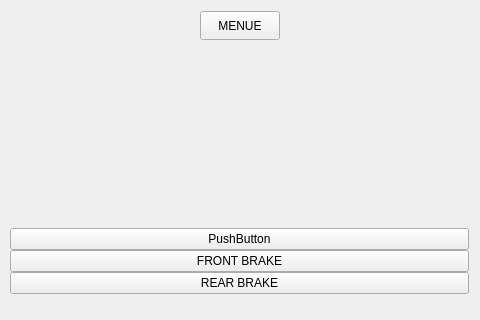
This is dev/src/BicycleFrontPanel/bicyclefrontmonitormainwindow.ui in CountrySideEngineer/BicycleFrontPanel as Qt 5 draws it before an edit. The edited form follows.
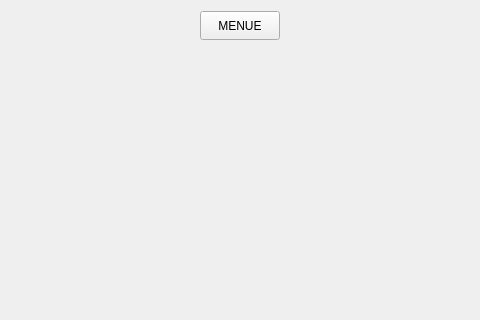
This is the edited form. Icons and pictures are not drawn.

What changed in the file:
```diff
--- a/dev/src/BicycleFrontPanel/bicyclefrontmonitormainwindow.ui
+++ b/dev/src/BicycleFrontPanel/bicyclefrontmonitormainwindow.ui
@@ -348,27 +348,6 @@
          </item>
         </layout>
        </item>
-       <item row="2" column="1">
-        <widget class="QPushButton" name="tempButton">
-         <property name="text">
-          <string>PushButton</string>
-         </property>
-        </widget>
-       </item>
-       <item row="3" column="1">
-        <widget class="QPushButton" name="frontBrake">
-         <property name="text">
-          <string>FRONT BRAKE</string>
-         </property>
-        </widget>
-       </item>
-       <item row="4" column="1">
-        <widget class="QPushButton" name="rearBrake">
-         <property name="text">
-          <string>REAR BRAKE</string>
-         </property>
-        </widget>
-       </item>
       </layout>
      </item>
     </layout>
```
